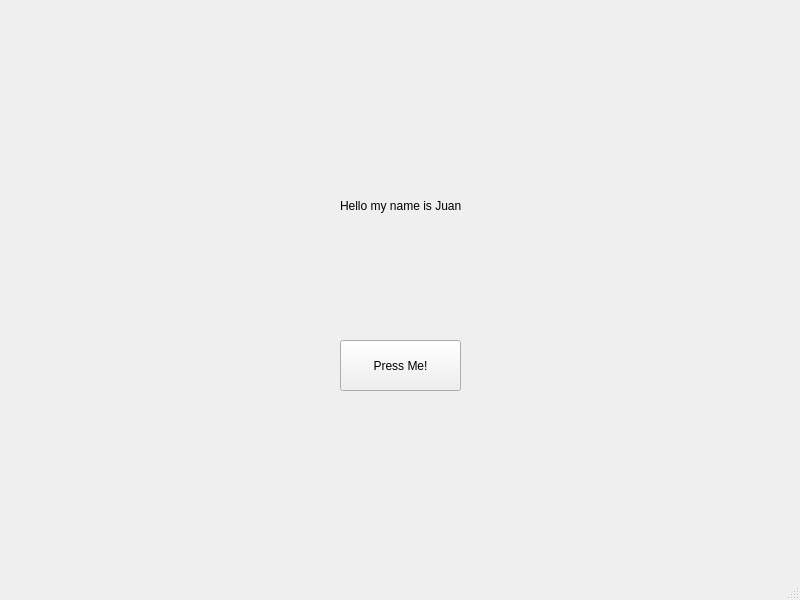
The window that test.ui (monk3yd/its-mine-watermarking) describes before a commit, drawn with Qt 5.
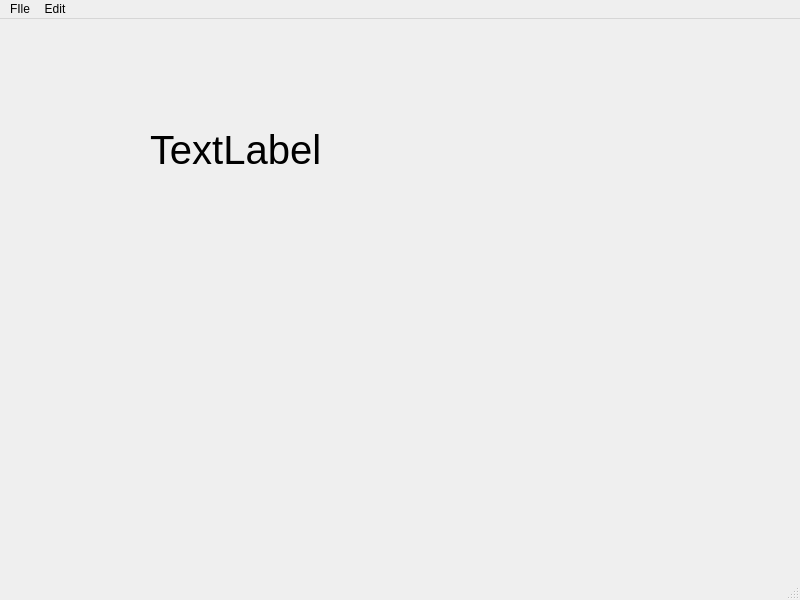
The same window after the commit.

Commit message: Change label text depending on pressed button or shortcut

```diff
--- a/test.ui
+++ b/test.ui
@@ -14,30 +14,22 @@
    <string>MainWindow</string>
   </property>
   <widget class="QWidget" name="centralwidget">
-   <widget class="QPushButton" name="button1">
+   <widget class="QLabel" name="label">
     <property name="geometry">
      <rect>
-      <x>340</x>
-      <y>340</y>
-      <width>121</width>
-      <height>51</height>
+      <x>150</x>
+      <y>70</y>
+      <width>211</width>
+      <height>121</height>
      </rect>
     </property>
-    <property name="text">
-     <string>Press Me!</string>
+    <property name="font">
+     <font>
+      <pointsize>30</pointsize>
+     </font>
     </property>
-   </widget>
-   <widget class="QLabel" name="label1">
-    <property name="geometry">
-     <rect>
-      <x>340</x>
-      <y>180</y>
-      <width>141</width>
-      <height>51</height>
-     </rect>
-    </property>
     <property name="text">
-     <string>Hello my name is Juan</string>
+     <string>TextLabel</string>
     </property>
    </widget>
   </widget>
@@ -50,6 +42,23 @@
      <height>21</height>
     </rect>
    </property>
+   <widget class="QMenu" name="menuFIle">
+    <property name="title">
+     <string>FIle</string>
+    </property>
+    <addaction name="actionNew"/>
+    <addaction name="actionSave"/>
+   </widget>
+   <widget class="QMenu" name="menuEdit">
+    <property name="title">
+     <string>Edit</string>
+    </property>
+    <addaction name="separator"/>
+    <addaction name="actionCopy"/>
+    <addaction name="actionPaste"/>
+   </widget>
+   <addaction name="menuFIle"/>
+   <addaction name="menuEdit"/>
   </widget>
   <widget class="QStatusBar" name="statusbar"/>
  </widget>
```
Left out of the diff: 41 changed lines with no effect on the pictures. The commit also changes 9 other files.
